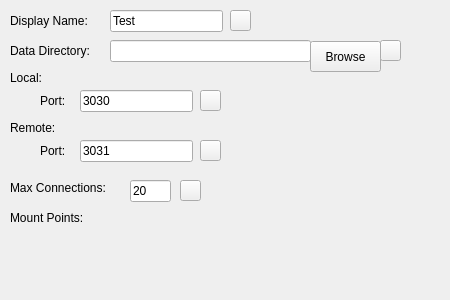
Old version of the form src/gui/localclient.ui in the repository cheshirekow/openbookfs.
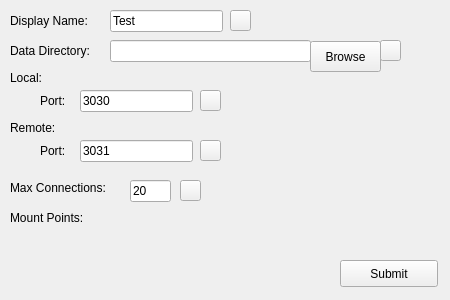
New version of the form. Custom widgets are drawn as their Qt base class.

Diff of the .ui file:
```diff
--- a/src/gui/localclient.ui
+++ b/src/gui/localclient.ui
@@ -257,6 +257,19 @@
     <string/>
    </property>
   </widget>
+  <widget class="QPushButton" name="submit">
+   <property name="geometry">
+    <rect>
+     <x>340</x>
+     <y>260</y>
+     <width>98</width>
+     <height>27</height>
+    </rect>
+   </property>
+   <property name="text">
+    <string>Submit</string>
+   </property>
+  </widget>
  </widget>
  <customwidgets>
   <customwidget>
```
